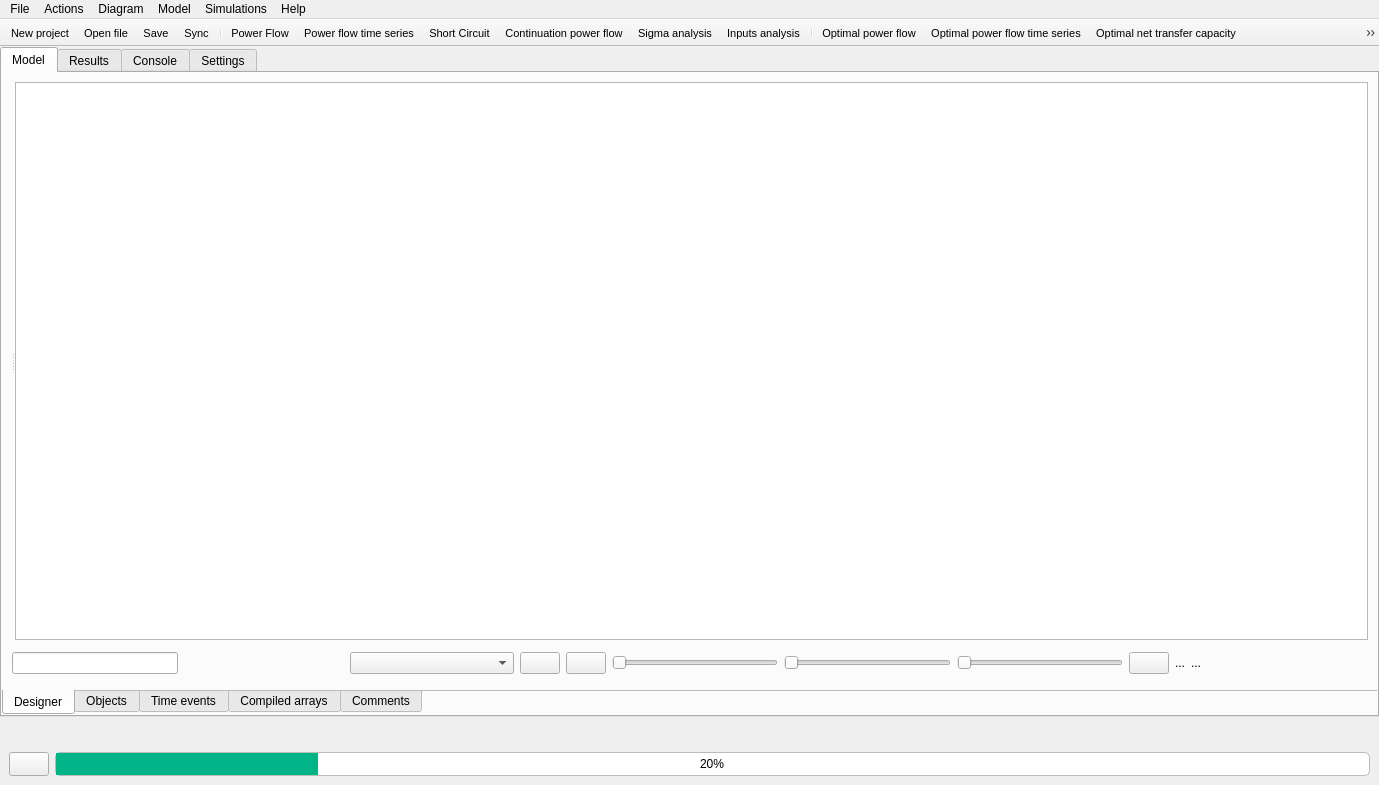
Above: src/GridCal/Gui/Main/MainWindow.ui from SanPen/GridCal before the change. Below: the same form after it.
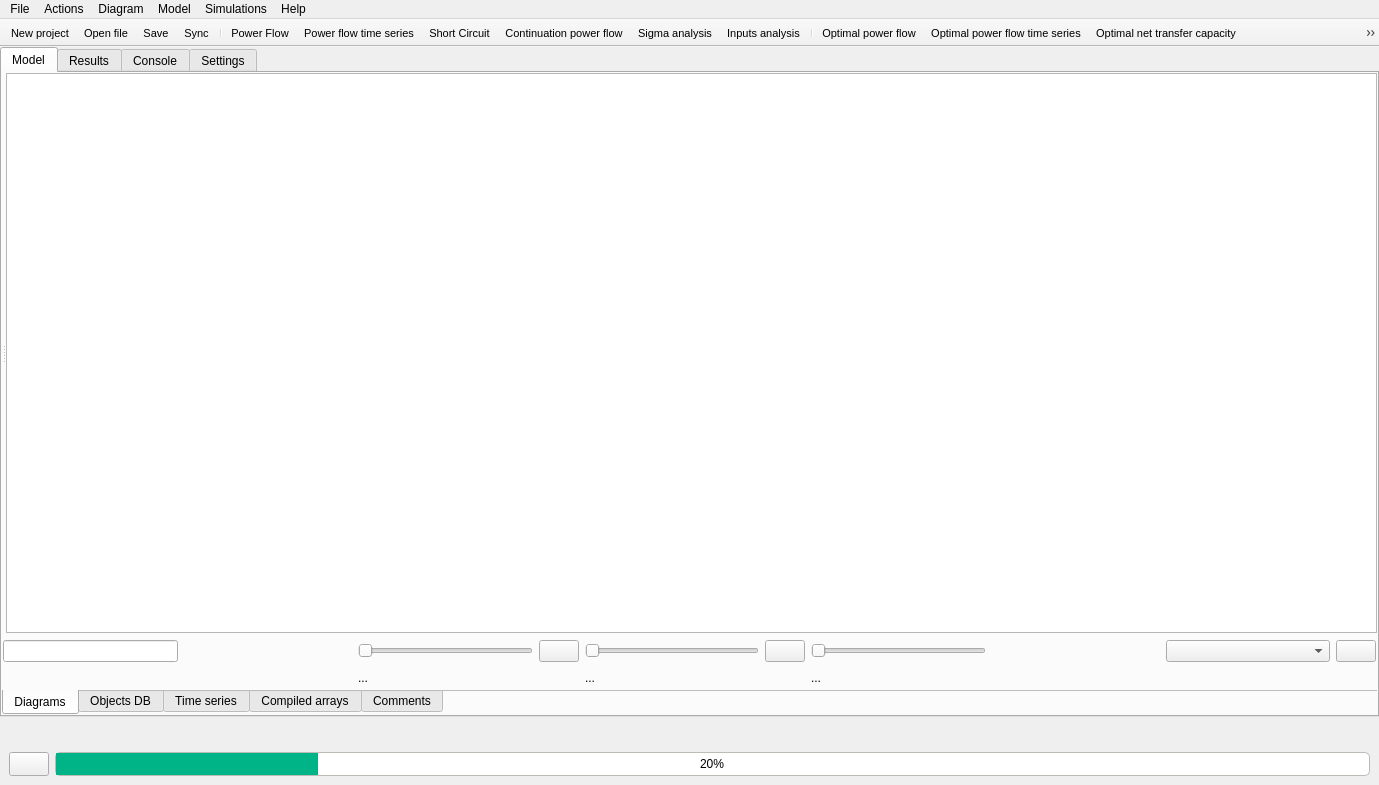
That is the form after the change. Icons and pictures are not drawn.

```diff
--- a/src/GridCal/Gui/Main/MainWindow.ui
+++ b/src/GridCal/Gui/Main/MainWindow.ui
@@ -113,7 +113,7 @@
              <normaloff>:/Icons/icons/schematic.svg</normaloff>:/Icons/icons/schematic.svg</iconset>
            </attribute>
            <attribute name="title">
-            <string>Designer</string>
+            <string>Diagrams</string>
            </attribute>
            <layout class="QVBoxLayout" name="verticalLayout_30">
             <property name="leftMargin">
@@ -137,6 +137,18 @@
                <enum>QFrame::Raised</enum>
               </property>
               <layout class="QVBoxLayout" name="verticalLayout_5">
+               <property name="leftMargin">
+                <number>0</number>
+               </property>
+               <property name="topMargin">
+                <number>0</number>
+               </property>
+               <property name="rightMargin">
+                <number>0</number>
+               </property>
+               <property name="bottomMargin">
+                <number>0</number>
+               </property>
                <item>
                 <widget class="QSplitter" name="diagram_selection_splitter">
                  <property name="orientation">
@@ -209,7 +221,7 @@
                  <property name="maximumSize">
                   <size>
                    <width>16777215</width>
-                   <height>34</height>
+                   <height>50</height>
                   </size>
                  </property>
                  <property name="frameShape">
@@ -231,7 +243,19 @@
                   <property name="bottomMargin">
                    <number>1</number>
                   </property>
-                  <item row="1" column="10">
+                  <item row="2" column="8">
+                   <widget class="QLabel" name="start_label">
+                    <property name="font">
+                     <font>
+                      <pointsize>9</pointsize>
+                     </font>
+                    </property>
+                    <property name="text">
+                     <string>...</string>
+                    </property>
+                   </widget>
+                  </item>
+                  <item row="1" column="12">
                    <widget class="QSlider" name="profile_end_slider">
                     <property name="toolTip">
                      <string>Simulation end</string>
@@ -241,63 +265,10 @@
                     </property>
                    </widget>
                   </item>
-                  <item row="1" column="7">
-                   <widget class="QPushButton" name="view_previous_simulation_step_pushButton">
+                  <item row="1" column="0">
+                   <widget class="QLineEdit" name="grid_name_line_edit">
                     <property name="toolTip">
-                     <string>Previous</string>
-                    </property>
-                    <property name="text">
-                     <string/>
-                    </property>
-                    <property name="icon">
-                     <iconset resource="icons.qrc">
-                      <normaloff>:/Icons/icons/prev.svg</normaloff>:/Icons/icons/prev.svg</iconset>
-                    </property>
-                   </widget>
-                  </item>
-                  <item row="1" column="14">
-                   <spacer name="horizontalSpacer_2">
-                    <property name="orientation">
-                     <enum>Qt::Horizontal</enum>
-                    </property>
-                    <property name="sizeHint" stdset="0">
-                     <size>
-                      <width>40</width>
-                      <height>20</height>
-                     </size>
-                    </property>
-                   </spacer>
-                  </item>
-                  <item row="1" column="8">
-                   <widget class="QSlider" name="profile_start_slider">
-                    <property name="toolTip">
-                     <string>Simulation start</string>
-                    </property>
-                    <property name="orientation">
-                     <enum>Qt::Horizontal</enum>
-                    </property>
-                   </widget>
-                  </item>
-                  <item row="1" column="1">
-                   <spacer name="horizontalSpacer_19">
-                    <property name="orientation">
-                     <enum>Qt::Horizontal</enum>
-                    </property>
-                    <property name="sizeHint" stdset="0">
-                     <size>
-                      <width>40</width>
-                      <height>20</height>
-                     </size>
-                    </property>
-                   </spacer>
-                  </item>
-                  <item row="1" column="9">
-                   <widget class="QSlider" name="simulation_results_step_slider">
-                    <property name="toolTip">
-                     <string>Simulation step</string>
-                    </property>
-                    <property name="orientation">
-                     <enum>Qt::Horizontal</enum>
+                     <string>Name of the grid model</string>
                     </property>
                    </widget>
                   </item>
@@ -315,14 +286,7 @@
                     </property>
                    </widget>
                   </item>
-                  <item row="1" column="0">
-                   <widget class="QLineEdit" name="grid_name_line_edit">
-                    <property name="toolTip">
-                     <string>Name of the grid model</string>
-                    </property>
-                   </widget>
-                  </item>
-                  <item row="1" column="4">
+                  <item row="1" column="15">
                    <widget class="QPushButton" name="colour_results_pushButton">
                     <property name="toolTip">
                      <string>Color the grid with the selected study</string>
@@ -336,14 +300,54 @@
                     </property>
                    </widget>
                   </item>
-                  <item row="1" column="12">
+                  <item row="1" column="10">
+                   <widget class="QSlider" name="simulation_results_step_slider">
+                    <property name="toolTip">
+                     <string>Simulation step</string>
+                    </property>
+                    <property name="orientation">
+                     <enum>Qt::Horizontal</enum>
+                    </property>
+                   </widget>
+                  </item>
+                  <item row="2" column="10">
                    <widget class="QLabel" name="schematic_step_label">
+                    <property name="font">
+                     <font>
+                      <pointsize>9</pointsize>
+                     </font>
+                    </property>
                     <property name="text">
                      <string>...</string>
                     </property>
                    </widget>
                   </item>
-                  <item row="1" column="2">
+                  <item row="2" column="12">
+                   <widget class="QLabel" name="end_label">
+                    <property name="font">
+                     <font>
+                      <pointsize>9</pointsize>
+                     </font>
+                    </property>
+                    <property name="text">
+                     <string>...</string>
+                    </property>
+                   </widget>
+                  </item>
+                  <item row="1" column="1">
+                   <spacer name="horizontalSpacer_19">
+                    <property name="orientation">
+                     <enum>Qt::Horizontal</enum>
+                    </property>
+                    <property name="sizeHint" stdset="0">
+                     <size>
+                      <width>40</width>
+                      <height>20</height>
+                     </size>
+                    </property>
+                   </spacer>
+                  </item>
+                  <item row="1" column="14">
                    <widget class="QComboBox" name="available_results_to_color_comboBox">
                     <property name="minimumSize">
                      <size>
@@ -356,12 +360,42 @@
                     </property>
                    </widget>
                   </item>
+                  <item row="1" column="9">
+                   <widget class="QPushButton" name="view_previous_simulation_step_pushButton">
+                    <property name="toolTip">
+                     <string>Previous</string>
+                    </property>
+                    <property name="text">
+                     <string/>
+                    </property>
+                    <property name="icon">
+                     <iconset resource="icons.qrc">
+                      <normaloff>:/Icons/icons/prev.svg</normaloff>:/Icons/icons/prev.svg</iconset>
+                    </property>
+                   </widget>
+                  </item>
+                  <item row="1" column="8">
+                   <widget class="QSlider" name="profile_start_slider">
+                    <property name="toolTip">
+                     <string>Simulation start</string>
+                    </property>
+                    <property name="orientation">
+                     <enum>Qt::Horizontal</enum>
+                    </property>
+                   </widget>
+                  </item>
                   <item row="1" column="13">
-                   <widget class="QLabel" name="profile_label">
-                    <property name="text">
-                     <string>...</string>
+                   <spacer name="horizontalSpacer_2">
+                    <property name="orientation">
+                     <enum>Qt::Horizontal</enum>
                     </property>
-                   </widget>
+                    <property name="sizeHint" stdset="0">
+                     <size>
+                      <width>40</width>
+                      <height>20</height>
+                     </size>
+                    </property>
+                   </spacer>
                   </item>
                  </layout>
                 </widget>
@@ -377,7 +411,7 @@
              <normaloff>:/Icons/icons/data.svg</normaloff>:/Icons/icons/data.svg</iconset>
            </attribute>
            <attribute name="title">
-            <string>Objects</string>
+            <string>Objects DB</string>
            </attribute>
            <layout class="QVBoxLayout" name="verticalLayout_8">
             <property name="leftMargin">
@@ -752,7 +786,7 @@
              <normaloff>:/Icons/icons/clock.svg</normaloff>:/Icons/icons/clock.svg</iconset>
            </attribute>
            <attribute name="title">
-            <string>Time events</string>
+            <string>Time series</string>
            </attribute>
            <layout class="QVBoxLayout" name="verticalLayout_14">
             <property name="leftMargin">
```
Left out of the diff: 24 changed lines with no effect on the pictures.
